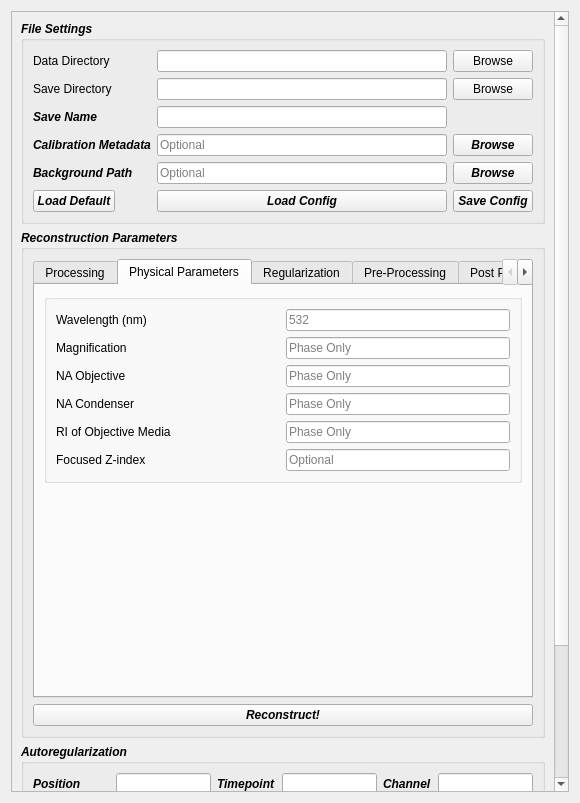
Before: the Qt Designer form recOrder/plugin/qtdesigner/recOrder_reconstruction.ui in mehta-lab/waveorder, drawn with Qt 5.
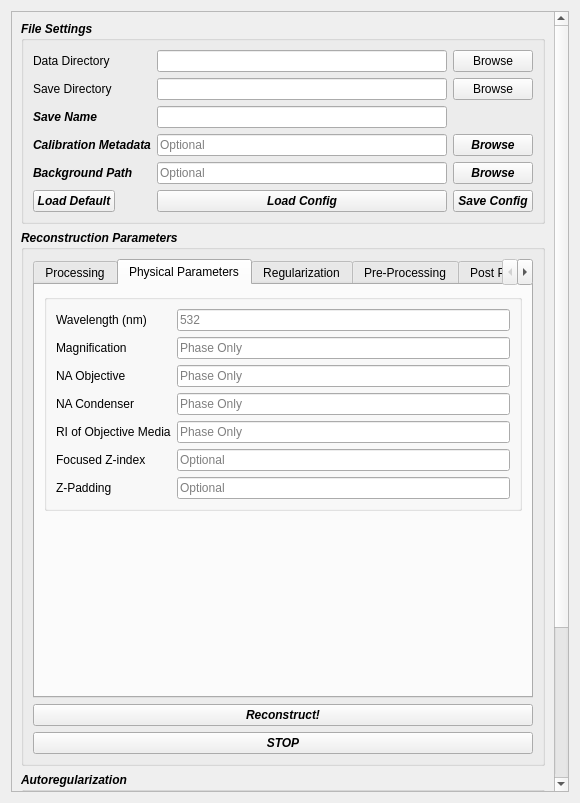
After: the same form once the commit is applied. The open tabs and pages were chosen to show the change.

The edit to the form file:
```diff
--- a/recOrder/plugin/qtdesigner/recOrder_reconstruction.ui
+++ b/recOrder/plugin/qtdesigner/recOrder_reconstruction.ui
@@ -31,7 +31,7 @@
         <x>0</x>
         <y>0</y>
         <width>554</width>
-        <height>1000</height>
+        <height>1034</height>
        </rect>
       </property>
       <layout class="QGridLayout" name="gridLayout_12">
@@ -672,6 +672,20 @@
                    </property>
                   </widget>
                  </item>
+                 <item row="6" column="0">
+                  <widget class="QLabel" name="label_pad_z">
+                   <property name="text">
+                    <string>Z-Padding</string>
+                   </property>
+                  </widget>
+                 </item>
+                 <item row="6" column="1">
+                  <widget class="QLineEdit" name="le_pad_z">
+                   <property name="placeholderText">
+                    <string>Optional</string>
+                   </property>
+                  </widget>
+                 </item>
                 </layout>
                </widget>
               </item>
@@ -1052,6 +1066,13 @@
             </widget>
            </widget>
           </item>
+          <item row="2" column="0" colspan="2">
+           <widget class="QPushButton" name="qb_stop">
+            <property name="text">
+             <string>STOP</string>
+            </property>
+           </widget>
+          </item>
          </layout>
         </widget>
        </item>
```
Left out of the diff: 66 changed lines with no effect on the pictures.
